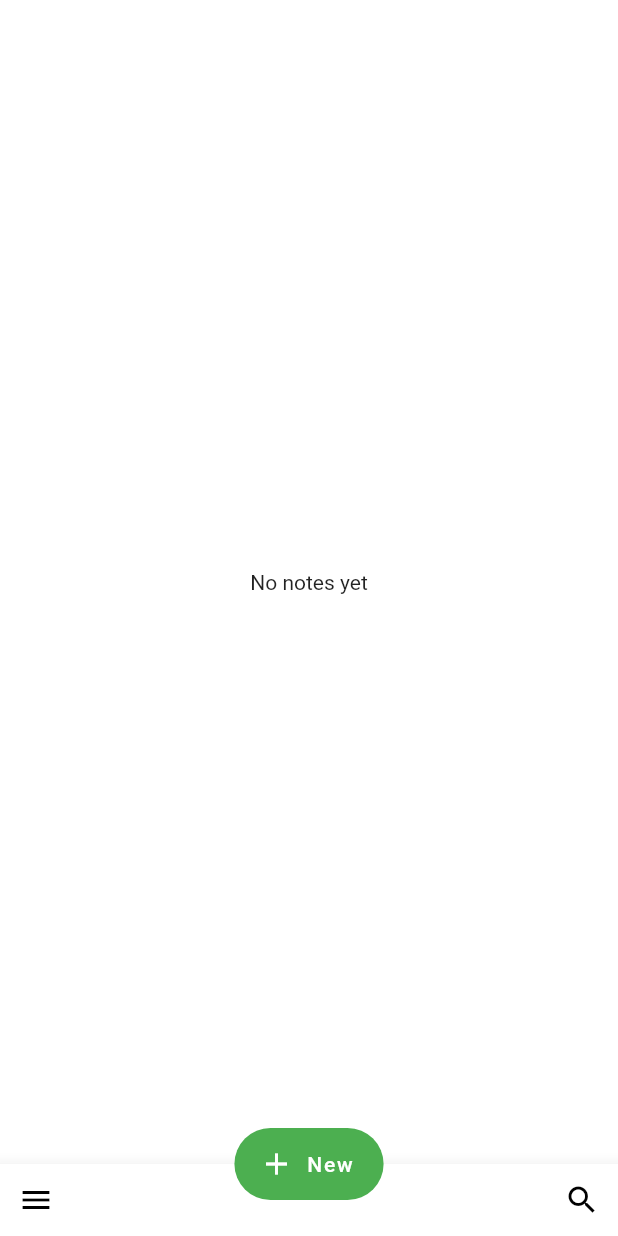
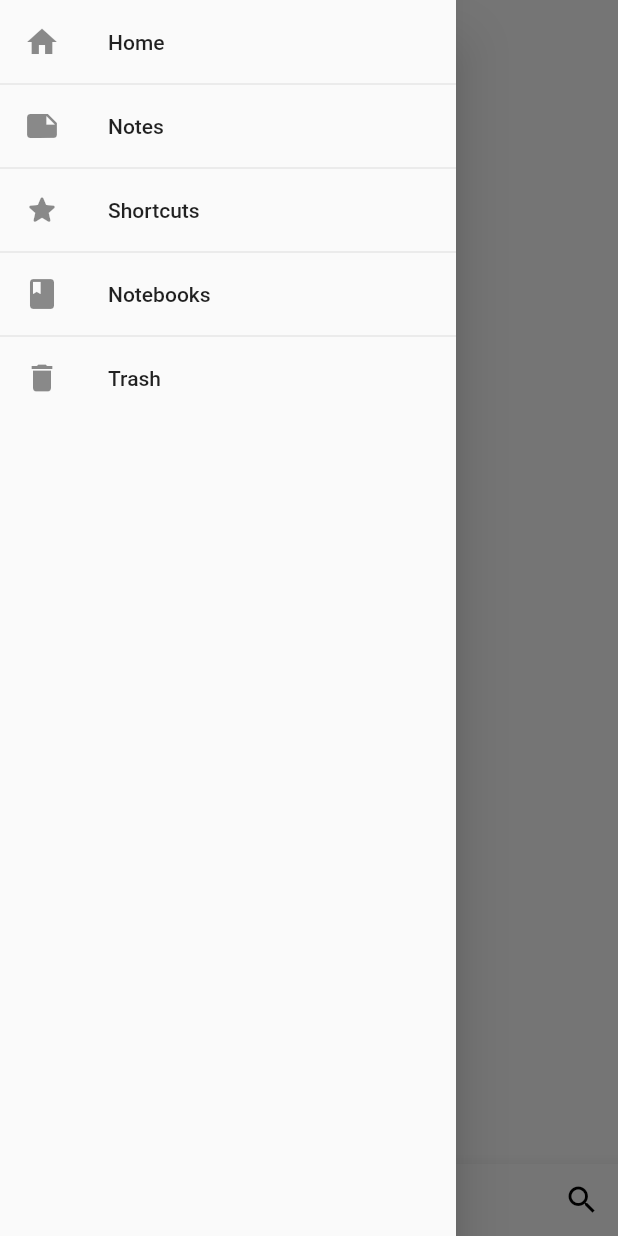
Before and after one commit to Armawill/evernote_clone, a Flutter app: the NoteListScreen screen opened by its route, after a tap on the "menu" icon, on a phone screen of 412 x 824 dp. Run offline on Flutter 3.47's test engine with Material 2 defaults, Android fonts, the light colour scheme and no system bars; our stand-ins replace bloc, equatable, faker, flutter_bloc, sqflite; accounts and stored records are empty; network calls fail.

Commit message:
Added Drawer & Edited NoteListScreen

```diff
--- a/lib/main.dart
+++ b/lib/main.dart
@@ -56,7 +56,9 @@ class MyApp extends StatelessWidget {
             color: Colors.white,
             iconTheme: IconThemeData(color: Colors.black),
           ),
-            scaffoldBackgroundColor: Colors.white),
+          scaffoldBackgroundColor: Colors.white,
+        ),
+
         home: HomeScreen(),
         // routes: {
         //   NoteDetailsScreen.routeName: (context) => NoteDetailsScreen(),
--- a/lib/screens/note_list_screen.dart
+++ b/lib/screens/note_list_screen.dart
@@ -1,25 +1,30 @@
 import 'package:flutter/material.dart';
 import 'package:flutter_bloc/flutter_bloc.dart';
+import 'package:path/path.dart';
 
 import '../bloc/notes_bloc.dart';
 import '../helpers/datetime_helper.dart';
+import '../widgets/evernote_drawer.dart';
 import '../widgets/fade_on_scroll.dart';
 import '../widgets/my_bottom_app_bar.dart';
+import '../widgets/note_item.dart';
 import './note_details_screen.dart';
 
-class NoteListScreen extends StatefulWidget {
+class NoteListScreen extends StatelessWidget {
   static const routeName = '/note-list';
 
-  @override
-  State<NoteListScreen> createState() => _NoteListScreenState();
-}
+  final ScrollController scrollController = ScrollController();
+  final GlobalKey<ScaffoldState> _scaffoldKey = new GlobalKey<ScaffoldState>();
 
-class _NoteListScreenState extends State<NoteListScreen> {
-  final ScrollController scrollController = ScrollController();
+  void _openDrawer() {
+    _scaffoldKey.currentState!.openDrawer();
+  }
 
   @override
   Widget build(BuildContext context) {
     return Scaffold(
+      key: _scaffoldKey,
+      drawer: EvernoteDrawer(),
       body: BlocBuilder<NotesBloc, NotesState>(
         builder: (context, state) {
           if (state is NotesInitialState) {
@@ -28,12 +33,22 @@ class _NoteListScreenState extends State<NoteListScreen> {
             );
           }
           if (state is NotesLoadedState) {
+            state.loadedNotes.sort(
+              (a, b) => b.date.compareTo(a.date),
+            );
             var notes = state.loadedNotes;
             return CustomScrollView(
               controller: scrollController,
               // physics: BouncingScrollPhysics(),
               slivers: [
                 SliverAppBar(
+                  leading: ModalRoute.of(context)!.canPop
+                      ? BackButton(
+                          color: Theme.of(context).primaryColor,
+                        )
+                      : Container(),
+                  leadingWidth: ModalRoute.of(context)!.canPop ? 56 : 0,
+                  automaticallyImplyLeading: false,
                   elevation: 1,
                   actions: [
                     IconButton(
@@ -81,72 +96,18 @@ class _NoteListScreenState extends State<NoteListScreen> {
                   ),
                 ),
                 SliverList(
-                  delegate: SliverChildBuilderDelegate(
-                    (context, int index) {
-                      return Container(
-                        child: Card(
-                          elevation: 0,
-                          child: InkWell(
-                            onTap: () {
-                              Navigator.of(context).pushNamed(
-                                  NoteDetailsScreen.routeName,
-                                  arguments: notes[index]);
-                            },
-                            splashFactory: NoSplash.splashFactory,
-                            child: Container(
-                              decoration: BoxDecoration(
-                                border: Border(
-                                  bottom: BorderSide(
-                                    color: Colors.grey,
-                                  ),
-                                ),
-                              ),
-                              height: MediaQuery.of(context).size.height * 0.25,
-                              width: MediaQuery.of(context).size.width,
-                              padding: const EdgeInsets.all(10),
-                              child: Column(
-                                mainAxisAlignment:
-                                    MainAxisAlignment.spaceBetween,
-                                crossAxisAlignment: CrossAxisAlignment.start,
-                                children: [
-                                  Column(
-                                    crossAxisAlignment:
-                                        CrossAxisAlignment.start,
-                                    children: [
-                                      Padding(
-                                        padding:
-                                            const EdgeInsets.only(bottom: 8),
-                                        child: Text(
-                                          notes[index].title,
-                                          style: TextStyle(
-                                              fontWeight: FontWeight.bold,
-                                              fontSize: 16),
-                                        ),
-                                      ),
-                                      Text(
-                                        overflow: TextOverflow.ellipsis,
-                                        notes[index].text,
-                                        style: TextStyle(
-                                            color: Colors.grey[700],
-                                            fontSize: 15),
-                                        maxLines: 6,
-                                      ),
-                                    ],
-                                  ),
-                                  Text(
-                                    DateTimeHelper.getDate(notes[index].date),
-                                    style: TextStyle(color: Colors.grey),
-                                  ),
-                                ],
-                              ),
-                            ),
-                          ),
-                        ),
-                      );
-                    },
-                    childCount: notes.length,
+                  delegate: SliverChildListDelegate(
+                    ListTile.divideTiles(
+                      tiles: notes
+                          .map((note) => NoteItem(
+                                key: ValueKey(note.id),
+                                note: note,
+                              ))
+                          .toList(),
+                      context: context,
+                    ).toList(),
                   ),
-                )
+                ),
               ],
             );
           }
@@ -165,7 +126,7 @@ class _NoteListScreenState extends State<NoteListScreen> {
           );
         },
       ),
-      bottomNavigationBar: const MyBottomAppBar(),
+      bottomNavigationBar: MyBottomAppBar(_openDrawer),
       floatingActionButtonLocation: FloatingActionButtonLocation.centerDocked,
       floatingActionButton: FloatingActionButton.extended(
         onPressed: () {
--- /dev/null
+++ b/lib/widgets/evernote_drawer.dart
@@ -0,0 +1,54 @@
+import 'package:flutter/material.dart';
+import 'package:flutter/src/foundation/key.dart';
+import 'package:flutter/src/widgets/framework.dart';
+
+import '../screens/home_screen.dart';
+import '../screens/note_list_screen.dart';
+
+class EvernoteDrawer extends StatelessWidget {
+  @override
+  Widget build(BuildContext context) {
+    return Drawer(
+      child: Padding(
+        padding: EdgeInsets.only(top: MediaQuery.of(context).padding.top),
+        child: ListView(
+          children: ListTile.divideTiles(
+            context: context,
+            tiles: [
+              ListTile(
+                leading: Icon(Icons.home),
+                title: Text('Home'),
+                onTap: () {
+                  Navigator.of(context).pushReplacementNamed('/');
+                },
+              ),
+              ListTile(
+                leading: Icon(Icons.note),
+                title: Text('Notes'),
+                onTap: () {
+                  Navigator.of(context)
+                      .pushReplacementNamed(NoteListScreen.routeName);
+                },
+              ),
+              ListTile(
+                leading: Icon(Icons.star_rounded),
+                title: Text('Shortcuts'),
+                onTap: () {},
+              ),
+              ListTile(
+                leading: Icon(Icons.book),
+                title: Text('Notebooks'),
+                onTap: () {},
+              ),
+              ListTile(
+                leading: Icon(Icons.delete),
+                title: Text('Trash'),
+                onTap: () {},
+              ),
+            ],
+          ).toList(),
+        ),
+      ),
+    );
+  }
+}
--- a/lib/widgets/my_bottom_app_bar.dart
+++ b/lib/widgets/my_bottom_app_bar.dart
@@ -1,7 +1,8 @@
 import 'package:flutter/material.dart';
 
 class MyBottomAppBar extends StatelessWidget {
-  const MyBottomAppBar({Key? key}) : super(key: key);
+  final VoidCallback openDrawer;
+  MyBottomAppBar(this.openDrawer);
   @override
   Widget build(BuildContext context) {
     return BottomAppBar(
@@ -16,7 +17,9 @@ class MyBottomAppBar extends StatelessWidget {
             IconButton(
               tooltip: 'Open navigation menu',
               icon: const Icon(Icons.menu),
-              onPressed: () {},
+              onPressed: () {
+                openDrawer();
+              },
             ),
             IconButton(
               tooltip: 'Search',
```
Also changed, not shown: lib/screens/home_screen.dart (+16 -3 lines), lib/screens/note_details_screen.dart (+9 -1 lines), lib/widgets/note_item.dart (added, +54 -0 lines). Lines whose indentation alone changed are shown as unchanged.
